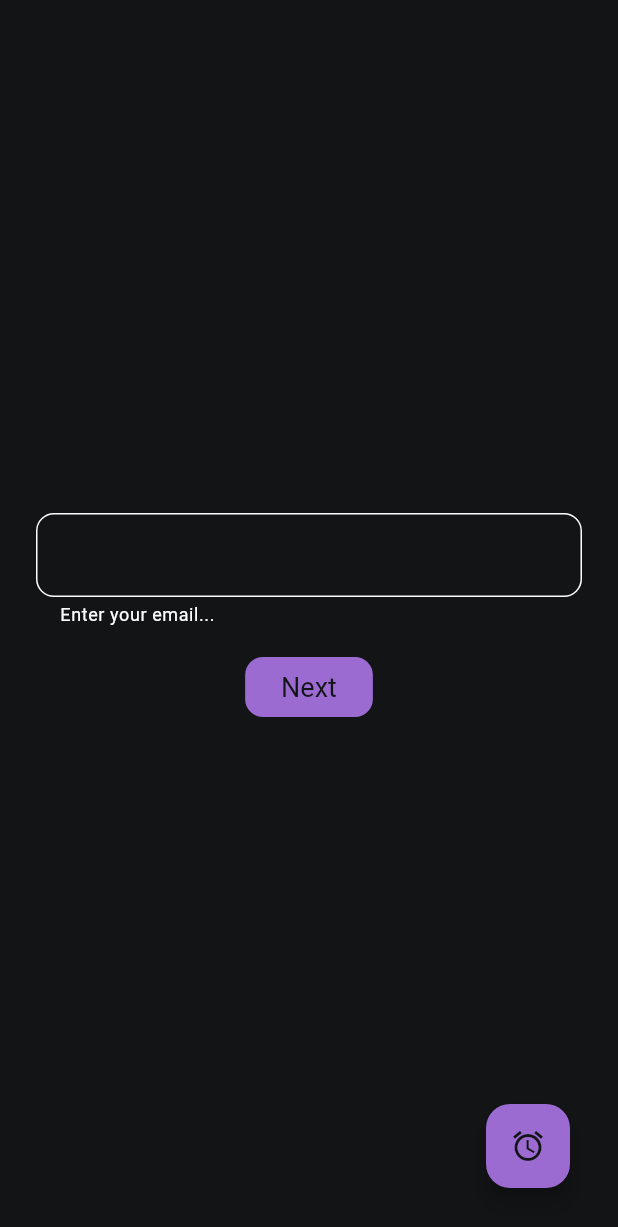
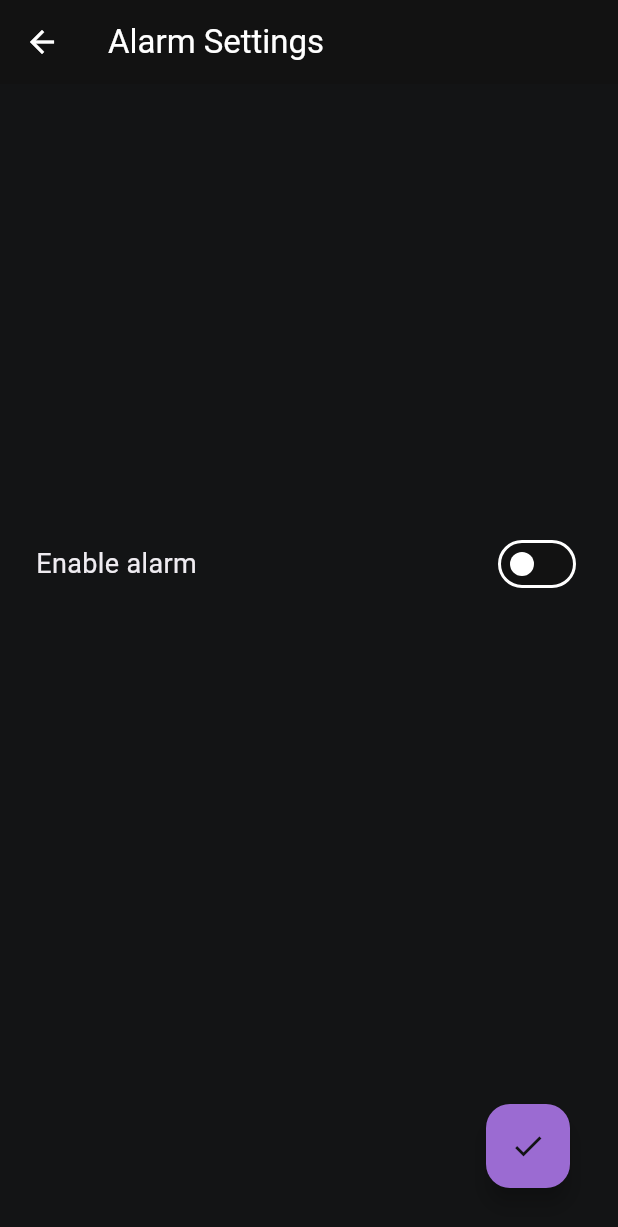
Before and after one commit to Solvro/mobile-formularz-snu, a Flutter app: the screen it shows after launch, after a tap on the "alarm" icon, on a phone screen of 412 x 824 dp. Shown: the top 1227 px of the screen. Run offline on Flutter 3.47's test engine with Material 3 defaults, Android fonts, the light colour scheme and no system bars; our stand-ins replace auto_route, flutter_form_builder, form_builder_validators, shared_preferences; missing offline and left inert: alarm; generated files the repository leaves out were written again.

Commit message:
feat: alarm clock

```diff
--- /dev/null
+++ b/lib/features/alarm/business/alarm_service.dart
@@ -0,0 +1,35 @@
+import "package:alarm/alarm.dart";
+import "package:alarm/model/volume_settings.dart";
+import "package:flutter/material.dart";
+
+class AlarmService {
+
+  static Future<void> setDailyAlarm(TimeOfDay time) async {
+    final now = DateTime.now();
+    final alarmTime = DateTime(now.year, now.month, now.day, time.hour, time.minute);
+    final alarmSettings = AlarmSettings(
+      id: 1,
+      dateTime: alarmTime.isBefore(now) ? alarmTime.add(Duration(days: 1)) : alarmTime,
+      assetAudioPath: "assets/alarm.mp3",
+      volumeSettings: VolumeSettings.fixed(volume: 1.0),
+      loopAudio: true,
+      vibrate: true,
+      notificationSettings: NotificationSettings(
+        title: "Alarm",
+        body: "It's time!",
+        stopButton: "Stop",
+        icon: "app_icon",
+      ),
+    );
+    await Alarm.set(alarmSettings: alarmSettings);
+  }
+
+  static Future<void> stopAlarm() async {
+    await Alarm.stop(1);
+  }
+
+  static Future<bool> isAlarmActive() async {
+    return await Alarm.isRinging();
+  }
+
+}
--- /dev/null
+++ b/lib/features/alarm/presentation/alarm_screen.dart
@@ -0,0 +1,126 @@
+import "package:auto_route/auto_route.dart";
+import "package:flutter/material.dart";
+import "package:shared_preferences/shared_preferences.dart";
+import "package:sleep_app/constants/app_dimensions.dart";
+import "package:sleep_app/extensions/context_extensions.dart";
+import "package:sleep_app/features/alarm/business/alarm_service.dart";
+import "package:sleep_app/theme/app_colors.dart";
+
+@RoutePage()
+class AlarmScreen extends StatefulWidget {
+
+  @override
+  State<StatefulWidget> createState() => AlarmScreenState();
+}
+
+class AlarmScreenState extends State<AlarmScreen> {
+
+  TimeOfDay selectedTime = TimeOfDay(hour: 8, minute: 0);
+  bool isAlarmEnabled = false;
+
+  Future<void> loadAlarmSettings() async {
+    final prefs = await SharedPreferences.getInstance();
+    setState(() {
+      isAlarmEnabled = prefs.getBool("is_alarm_enabled") ?? false;
+      int hour = prefs.getInt("alarm_hour") ?? 8;
+      int minute = prefs.getInt("alarm_minutes") ?? 0;
+      selectedTime = TimeOfDay(hour: hour, minute: minute);
+    });
+  }
+
+  Future<void> saveAlarmSettings() async {
+    final prefs = await SharedPreferences.getInstance();
+    await prefs.setBool("is_alarm_enabled", isAlarmEnabled);
+    await prefs.setInt("alarm_hour", selectedTime.hour);
+    await prefs.setInt("alarm_minutes", selectedTime.minute);
+
+    if (isAlarmEnabled) {
+      await AlarmService.setDailyAlarm(selectedTime);
+    } else {
+      await AlarmService.stopAlarm();
+    }
+  }
+
+  Future<void> selectTime(BuildContext context) async {
+
+    final TimeOfDay? picked = await showTimePicker(
+      context: context,
+      initialTime: selectedTime,
+    );
+
+    if (picked != null && picked != selectedTime) {
+      setState(() {
+        selectedTime = picked;
+      });
+    }
+  }
+
+  @override
+  void initState() {
+    super.initState();
+    loadAlarmSettings();
+  }
+
+  @override
+  Widget build(BuildContext context) {
+    return Scaffold(
+      appBar: AppBar(title: Text(context.localize.alarm_settings)),
+      floatingActionButton: Padding(
+        padding: EdgeInsets.only(bottom: AppDimensions.paddingMedium, right: AppDimensions.paddingMedium),
+        child: FloatingActionButton(
+          onPressed: () async {
+            await saveAlarmSettings();
+            if (!context.mounted) return;
+            ScaffoldMessenger.of(context).showSnackBar(
+              SnackBar(content: Text(context.localize.alarm_settings_saved)),
+            );
+            context.router.popForced();
+          },
+          backgroundColor: amethyst,
+          child: Icon(Icons.done, color: dark),
+        ),
+      ),
+      body: Padding(
+        padding: EdgeInsets.symmetric(horizontal: AppDimensions.paddingBig),
+        child: Column(
+          mainAxisAlignment: MainAxisAlignment.center,
+          children: [
+            Row(
+              mainAxisAlignment: MainAxisAlignment.spaceBetween,
+              children: [
+                Text(
+                  context.localize.enable_alarm,
+                  style: TextStyle(fontSize: 18),
+                ),
+                Switch(
+                  value: isAlarmEnabled,
+                  onChanged: (value) => setState(() => isAlarmEnabled = value),
+                ),
+              ],
+            ),
+            if(isAlarmEnabled) SizedBox(height: AppDimensions.heightSmall),
+            if(isAlarmEnabled)
+              GestureDetector(
+                onTap: () => selectTime(context),
+                child: Container(
+                  padding: EdgeInsets.symmetric(vertical: 12, horizontal: 20),
+                  decoration: BoxDecoration(
+                    borderRadius: BorderRadius.circular(8),
+                    border: Border.all(color: amethyst, width: 2),
+                  ),
+                  child: Text(
+                    context.localize.alarm_time(selectedTime.format(context)),
+                    style: context.theme.textTheme.bodyMedium,
+                  ),
+                ),
+              ),
+            SizedBox(height: AppDimensions.heightHuge),
+            SizedBox(height: AppDimensions.heightHuge),
+            SizedBox(height: AppDimensions.heightHuge),
+            SizedBox(height: AppDimensions.heightHuge),
+          ],
+        ),
+      ),
+    );
+  }
+}
--- a/lib/features/home_screen/presentation/home_screen.dart
+++ b/lib/features/home_screen/presentation/home_screen.dart
@@ -57,7 +57,7 @@ class _HomeScreenState extends State<HomeScreen> {
       floatingActionButton: Padding(
         padding: EdgeInsets.only(bottom: AppDimensions.paddingMedium, right: AppDimensions.paddingMedium),
         child: FloatingActionButton(
-          onPressed: () {},
+          onPressed: () => context.router.push(AlarmRoute()),
           backgroundColor: amethyst,
           child: Icon(Icons.alarm, color: dark),
         ),
--- a/lib/l10n/app_en.arb
+++ b/lib/l10n/app_en.arb
@@ -20,6 +20,18 @@
     "thank_you" : "Thank you for filling in the survey! See You tomorrow!",
     "final_emotes" : "😊🎊💪🚀",
 
+    "alarm_settings" : "Alarm Settings",
+    "enable_alarm" : "Enable alarm",
+    "alarm_time": "Alarm time: {time}",
+    "@alarm_time": {
+        "description": "Shows daily alarm time",
+        "placeholders": {
+            "time": {}
+        }
+    },
+    "save_alarm": "Save alarm",
+    "alarm_settings_saved" : "Alarm settings saved!",
+
     "next" : "Next",
     "submit" : "Submit",
     "cancel" : "Cancel",
--- a/lib/l10n/app_pl.arb
+++ b/lib/l10n/app_pl.arb
@@ -20,6 +20,18 @@
     "thank_you" : "Dziękujemy za wypełnienie dzisiejszej ankiety! Do zobaczenia jutro!",
     "final_emotes" : "😊🎊💪🚀",
 
+    "alarm_settings" : "Ustawienia budzika",
+    "enable_alarm" : "Włącz alarm",
+    "alarm_time": "Budzik: {time}",
+    "@alarm_time": {
+        "description": "Shows daily alarm time",
+        "placeholders": {
+            "time": {}
+        }
+    },
+    "save_alarm": "Zapisz budzik",
+    "alarm_settings_saved" : "Ustawienia budzika zapisane!",
+
     "next" : "Dalej",
     "submit" : "Prześlij",
     "cancel" : "Anuluj",
--- a/lib/main.dart
+++ b/lib/main.dart
@@ -1,10 +1,13 @@
+import "package:alarm/alarm.dart";
 import "package:flutter/material.dart";
 import "package:flutter_localizations/flutter_localizations.dart";
 import "package:flutter_gen/gen_l10n/app_localizations.dart";
 import "package:sleep_app/navigation/app_router.dart";
 import "package:sleep_app/theme/theme_data.dart";
 
-void main() {
+Future<void> main() async {
+  WidgetsFlutterBinding.ensureInitialized();
+  await Alarm.init();
   final appRouter = AppRouter();
   runApp(MyApp(router: appRouter));
 }
--- a/lib/navigation/app_router.dart
+++ b/lib/navigation/app_router.dart
@@ -2,6 +2,7 @@ import "package:auto_route/auto_route.dart";
 import "package:sleep_app/features/home_screen/presentation/home_screen.dart";
 import "package:sleep_app/features/questions/presentation/questions_screen.dart";
 import "package:sleep_app/features/thank_you/presentation/thank_you_screen.dart";
+import "package:sleep_app/features/alarm/presentation/alarm_screen.dart";
 
 part "app_router.gr.dart";
 
@@ -13,5 +14,6 @@ class AppRouter extends RootStackRouter {
     AutoRoute(page: HomeRoute.page, initial: true),
     AutoRoute(page: QuestionsRoute.page),
     AutoRoute(page: ThankYouRoute.page),
+    AutoRoute(page: AlarmRoute.page),
   ];
 }
--- a/pubspec.yaml
+++ b/pubspec.yaml
@@ -14,6 +14,8 @@ dependencies:
   auto_route: ^9.3.0
   flutter_form_builder: ^9.7.0
   form_builder_validators: ^11.1.1
+  alarm: ^5.0.2
+  shared_preferences: ^2.5.2
   flutter_localizations:
     sdk: flutter
   intl: any
@@ -29,3 +31,6 @@ flutter:
 
   generate: true
   uses-material-design: true
+
+  assets:
+    - assets/alarm.mp3
```
Also changed, not shown: lib/navigation/app_router.gr.dart, pubspec.lock, 4 other files.
